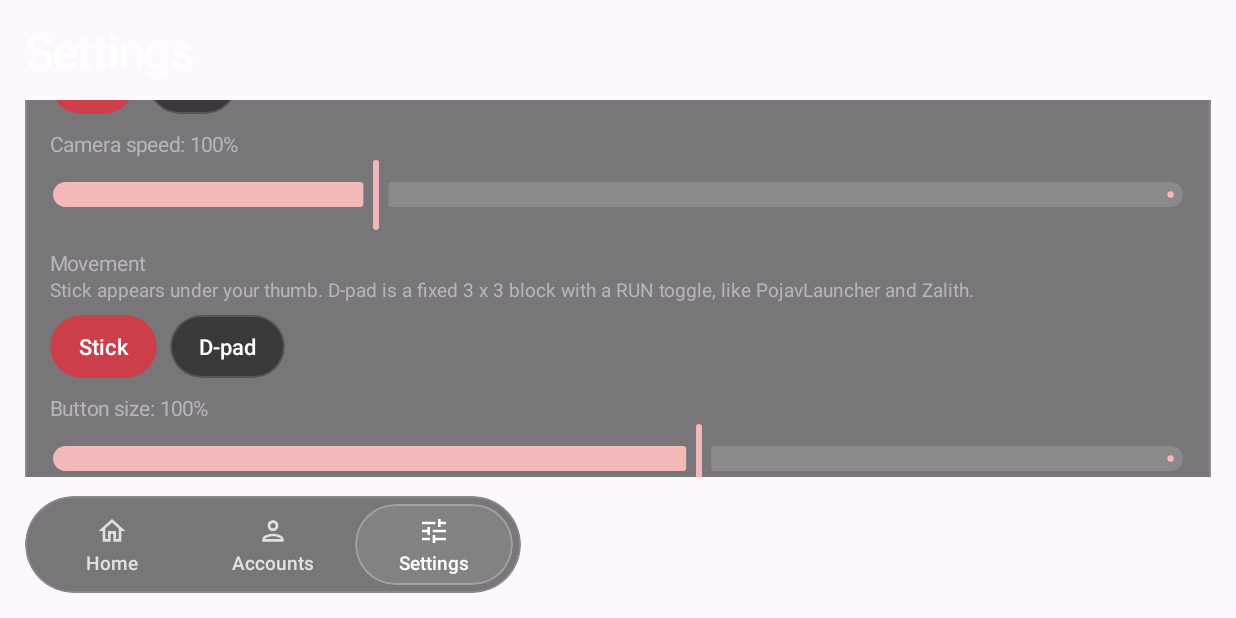
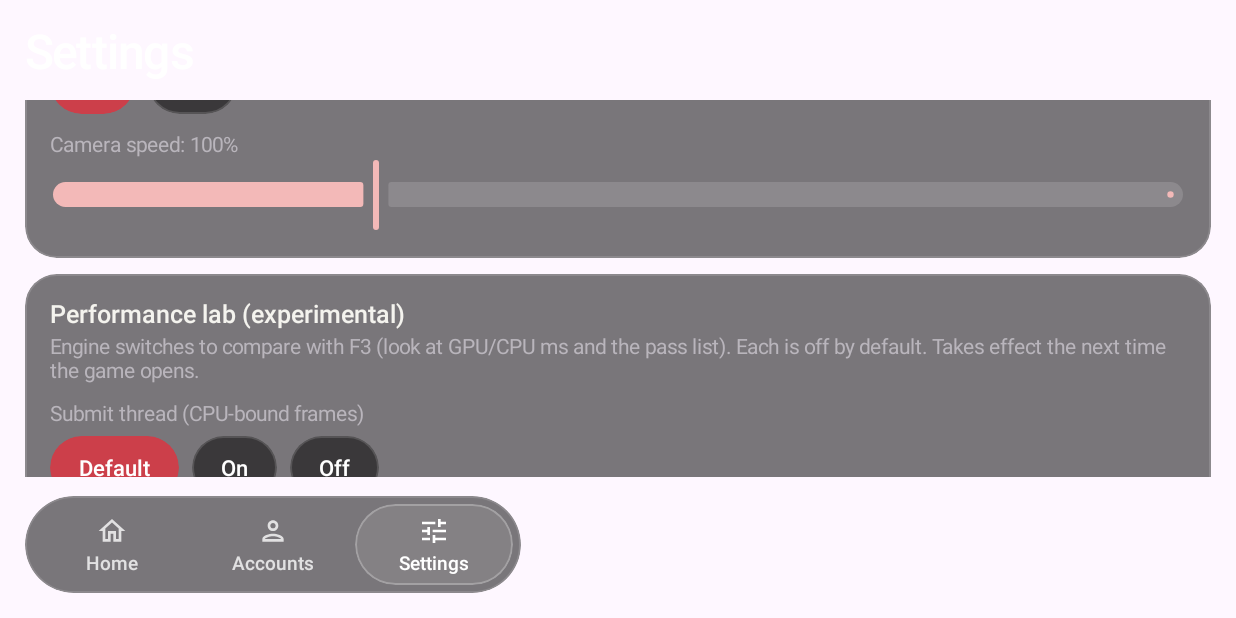
Before and after one commit to ItsVynzzzz/Fibrus-Launcher, an Android app built with Jetpack Compose: the composable SettingsScreen shown on its own in the app's theme, scrolled down 350 dp, on a phone screen of 824 x 412 dp (held sideways). Run offline under Robolectric (Android 15) with nearby library versions, the phone set to English and light mode, and no system bars.

Commit message:
Update Fibrus-Launcher

```diff
--- a/app/src/main/java/com/israadev/nuxlauncher/data/UiPrefs.kt
+++ b/app/src/main/java/com/israadev/nuxlauncher/data/UiPrefs.kt
@@ -17,18 +17,23 @@ object UiPrefs {
     private const val KEY_PAD = "pad_on"
     private const val KEY_SENS = "look_sens"
     const val DEFAULT_SENS = 100
-    private const val KEY_DPAD = "pad_dpad"
-    private const val KEY_PAD_SCALE = "pad_scale"
-    private const val KEY_PAD_ALPHA = "pad_alpha"
-    private const val KEY_UNLOCK_FPS = "unlock_fps"
-    /** Ukuran tombol dalam persen (60 sampai 130) dan kepekatan pelat (5 sampai 60). Sama dengan batas di mesin. */
-    const val DEFAULT_PAD_SCALE = 100
-    const val DEFAULT_PAD_ALPHA = 16
 
     var accentId by mutableStateOf(DEFAULT_ACCENT)
         private set
     var dimPercent by mutableIntStateOf(DEFAULT_DIM)
         private set
+
+    /**
+     * Lab performa: pilihan yang hanya menulis variabel lingkungan mesin yang SUDAH ADA (tanpa membangun ulang mesin),
+     * untuk uji A/B lewat F3. 0 = bawaan mesin. Dibaca saat game dibuka.
+     */
+    var labSubmit by mutableIntStateOf(0) // 1 = HORIZON_SUBMIT_THREAD=1, 2 = =0
+        private set
+    var labUpscale by mutableIntStateOf(0) // 1 = HORIZON_WORLD_UPSCALE=off (tanpa filter tajam)
+        private set
+    var labShadow by mutableIntStateOf(0) // n >= 2 = HORIZON_SHADER_SHADOW_EVERY=n
+        private set
+    var labCull by mutableIntStateOf(0) // 1 = HORIZON_GPU_CULL=0
 
     /** Kontrol sentuh Fibrus Pad (di dalam mesin) menyala. Dibaca saat game dibuka. */
     var padOn by mutableStateOf(true)
@@ -38,57 +43,35 @@ object UiPrefs {
     var lookSensPercent by mutableIntStateOf(DEFAULT_SENS)
         private set
 
-    /** Tombol arah kiri berupa D-pad tetap 3 x 3 (gaya PojavLauncher dan Zalith), bukan stik yang muncul di bawah jari. */
-    var dpadOn by mutableStateOf(false)
-        private set
-
-    /** Ukuran tombol Fibrus Pad dalam persen (60 sampai 130). Dibaca saat game dibuka. */
-    var padScalePercent by mutableIntStateOf(DEFAULT_PAD_SCALE)
-        private set
-
-    /** Kepekatan pelat tombol dalam persen (5 sampai 60). Dibaca saat game dibuka. */
-    var padAlphaPercent by mutableIntStateOf(DEFAULT_PAD_ALPHA)
-        private set
-
-    /**
-     * Buka kunci FPS: VSync mati dan tidak ada batas bingkai, termasuk batas mode baterai. Slider "Max Framerate" di
-     * Minecraft sendiri tidak mematikan VSync, jadi FPS tetap ikut laju layar. Menyala sejak awal karena itu keluhan utama.
-     */
-    var unlockFps by mutableStateOf(true)
-        private set
-
     fun init(context: Context) {
         val p = context.getSharedPreferences(PREFS, Context.MODE_PRIVATE)
         accentId = p.getString(KEY_ACCENT, DEFAULT_ACCENT) ?: DEFAULT_ACCENT
         dimPercent = p.getInt(KEY_DIM, DEFAULT_DIM).coerceIn(0, 100)
+        labSubmit = p.getInt("lab_submit", 0)
+        labUpscale = p.getInt("lab_upscale", 0)
+        labShadow = p.getInt("lab_shadow", 0)
+        labCull = p.getInt("lab_cull", 0)
         padOn = p.getBoolean(KEY_PAD, true)
         lookSensPercent = p.getInt(KEY_SENS, DEFAULT_SENS).coerceIn(40, 250)
-        dpadOn = p.getBoolean(KEY_DPAD, false)
-        padScalePercent = p.getInt(KEY_PAD_SCALE, DEFAULT_PAD_SCALE).coerceIn(60, 130)
-        padAlphaPercent = p.getInt(KEY_PAD_ALPHA, DEFAULT_PAD_ALPHA).coerceIn(5, 60)
-        unlockFps = p.getBoolean(KEY_UNLOCK_FPS, true)
         apply()
     }
 
-    fun setDpadOn(context: Context, on: Boolean) {
-        dpadOn = on
-        context.getSharedPreferences(PREFS, Context.MODE_PRIVATE).edit().putBoolean(KEY_DPAD, on).apply()
+    fun setLab(context: Context, key: String, value: Int) {
+        when (key) {
+            "lab_submit" -> labSubmit = value
+            "lab_upscale" -> labUpscale = value
+            "lab_shadow" -> labShadow = value
+            "lab_cull" -> labCull = value
+        }
+        context.getSharedPreferences(PREFS, Context.MODE_PRIVATE).edit().putInt(key, value).apply()
     }
 
-    /** Dipanggil terus saat slider digeser (tanpa menulis ke disk); [save] menulis bila jari dilepas. */
-    fun setPadScale(context: Context, percent: Int, save: Boolean) {
-        padScalePercent = percent.coerceIn(60, 130)
-        if (save) context.getSharedPreferences(PREFS, Context.MODE_PRIVATE).edit().putInt(KEY_PAD_SCALE, padScalePercent).apply()
-    }
-
-    fun setPadAlpha(context: Context, percent: Int, save: Boolean) {
-        padAlphaPercent = percent.coerceIn(5, 60)
-        if (save) context.getSharedPreferences(PREFS, Context.MODE_PRIVATE).edit().putInt(KEY_PAD_ALPHA, padAlphaPercent).apply()
-    }
-
-    fun setUnlockFps(context: Context, on: Boolean) {
-        unlockFps = on
-        context.getSharedPreferences(PREFS, Context.MODE_PRIVATE).edit().putBoolean(KEY_UNLOCK_FPS, on).apply()
+    /** Baris horizon-args.txt dari pilihan lab. */
+    fun labArgs(): String = buildString {
+        when (labSubmit) { 1 -> append("HORIZON_SUBMIT_THREAD=1\n"); 2 -> append("HORIZON_SUBMIT_THREAD=0\n") }
+        if (labUpscale == 1) append("HORIZON_WORLD_UPSCALE=off\n")
+        if (labShadow >= 2) append("HORIZON_SHADER_SHADOW_EVERY=$labShadow\n")
+        if (labCull == 1) append("HORIZON_GPU_CULL=0\n")
     }
 
     fun setPadOn(context: Context, on: Boolean) {
--- a/app/src/main/java/com/israadev/nuxlauncher/ui/Pages.kt
+++ b/app/src/main/java/com/israadev/nuxlauncher/ui/Pages.kt
@@ -154,43 +154,17 @@ fun SettingsScreen(onNavigate: (String) -> Unit) {
                 valueRange = 40f..250f,
                 colors = SliderDefaults.colors(thumbColor = AmberUi.AccentSoft, activeTrackColor = AmberUi.AccentSoft, inactiveTrackColor = AmberUi.Border)
             )
-            Text("Movement", color = AmberUi.TextDim, fontSize = 13.sp, modifier = Modifier.padding(top = 12.dp))
-            Text(
-                "Stick appears under your thumb. D-pad is a fixed 3 x 3 block with a RUN toggle, like PojavLauncher and Zalith.",
-                color = AmberUi.TextDim, fontSize = 12.sp, modifier = Modifier.padding(top = 2.dp)
-            )
-            Row(Modifier.padding(top = 8.dp), horizontalArrangement = Arrangement.spacedBy(8.dp)) {
-                PillButton("Stick", { UiPrefs.setDpadOn(context, false) }, filled = !UiPrefs.dpadOn)
-                PillButton("D-pad", { UiPrefs.setDpadOn(context, true) }, filled = UiPrefs.dpadOn)
-            }
-            Text("Button size: ${UiPrefs.padScalePercent}%", color = AmberUi.TextDim, fontSize = 13.sp, modifier = Modifier.padding(top = 12.dp))
-            Slider(
-                value = UiPrefs.padScalePercent.toFloat(),
-                onValueChange = { UiPrefs.setPadScale(context, it.toInt(), save = false) },
-                onValueChangeFinished = { UiPrefs.setPadScale(context, UiPrefs.padScalePercent, save = true) },
-                valueRange = 60f..130f,
-                colors = SliderDefaults.colors(thumbColor = AmberUi.AccentSoft, activeTrackColor = AmberUi.AccentSoft, inactiveTrackColor = AmberUi.Border)
-            )
-            Text("Button opacity: ${UiPrefs.padAlphaPercent}%", color = AmberUi.TextDim, fontSize = 13.sp, modifier = Modifier.padding(top = 4.dp))
-            Slider(
-                value = UiPrefs.padAlphaPercent.toFloat(),
-                onValueChange = { UiPrefs.setPadAlpha(context, it.toInt(), save = false) },
-                onValueChangeFinished = { UiPrefs.setPadAlpha(context, UiPrefs.padAlphaPercent, save = true) },
-                valueRange = 5f..60f,
-                colors = SliderDefaults.colors(thumbColor = AmberUi.AccentSoft, activeTrackColor = AmberUi.AccentSoft, inactiveTrackColor = AmberUi.Border)
-            )
         }
         GlassCard {
-            Text("Performance", color = AmberUi.Text, fontWeight = FontWeight.SemiBold, fontSize = 16.sp)
+            Text("Performance lab (experimental)", color = AmberUi.Text, fontWeight = FontWeight.SemiBold, fontSize = 16.sp)
             Text(
-                "Unlock FPS turns VSync off and removes every frame cap, including battery mode. Minecraft's own Max Framerate slider leaves VSync on, " +
-                    "which holds the game to the screen's refresh rate. Uses more battery and makes the phone warmer. Takes effect the next time the game opens.",
+                "Engine switches to compare with F3 (look at GPU/CPU ms and the pass list). Each is off by default. Takes effect the next time the game opens.",
                 color = AmberUi.TextDim, fontSize = 13.sp, modifier = Modifier.padding(top = 4.dp)
             )
-            Row(Modifier.padding(top = 10.dp), horizontalArrangement = Arrangement.spacedBy(8.dp)) {
-                PillButton("Unlocked", { UiPrefs.setUnlockFps(context, true) }, filled = UiPrefs.unlockFps)
-                PillButton("Game decides", { UiPrefs.setUnlockFps(context, false) }, filled = !UiPrefs.unlockFps)
-            }
+            LabRow("Submit thread (CPU-bound frames)", "lab_submit", UiPrefs.labSubmit, listOf("Default" to 0, "On" to 1, "Off" to 2))
+            LabRow("World upscale filter", "lab_upscale", UiPrefs.labUpscale, listOf("Sharp" to 0, "Fast" to 1))
+            LabRow("Shadow map reused for N frames", "lab_shadow", UiPrefs.labShadow, listOf("Default" to 0, "3" to 3, "4" to 4))
+            LabRow("GPU occlusion culling", "lab_cull", UiPrefs.labCull, listOf("Default" to 0, "Off" to 1))
         }
         GlassCard {
             Text("Engine", color = AmberUi.Text, fontWeight = FontWeight.SemiBold, fontSize = 16.sp)
@@ -239,3 +213,15 @@ fun SettingsScreen(onNavigate: (String) -> Unit) {
         }
     }
 }
+
+@OptIn(ExperimentalLayoutApi::class)
+@Composable
+private fun LabRow(title: String, key: String, selected: Int, options: List<Pair<String, Int>>) {
+    val context = LocalContext.current
+    Text(title, color = AmberUi.TextDim, fontSize = 13.sp, modifier = Modifier.padding(top = 12.dp, bottom = 6.dp))
+    FlowRow(horizontalArrangement = Arrangement.spacedBy(8.dp), verticalArrangement = Arrangement.spacedBy(8.dp)) {
+        options.forEach { (label, value) ->
+            PillButton(label, { UiPrefs.setLab(context, key, value) }, filled = selected == value)
+        }
+    }
+}
```
Also changed, not shown: app/build.gradle.kts (+17 -2 lines), app/src/main/java/com/israadev/nuxlauncher/StarlingLauncher.kt (+2 -11 lines), 8 other files.
